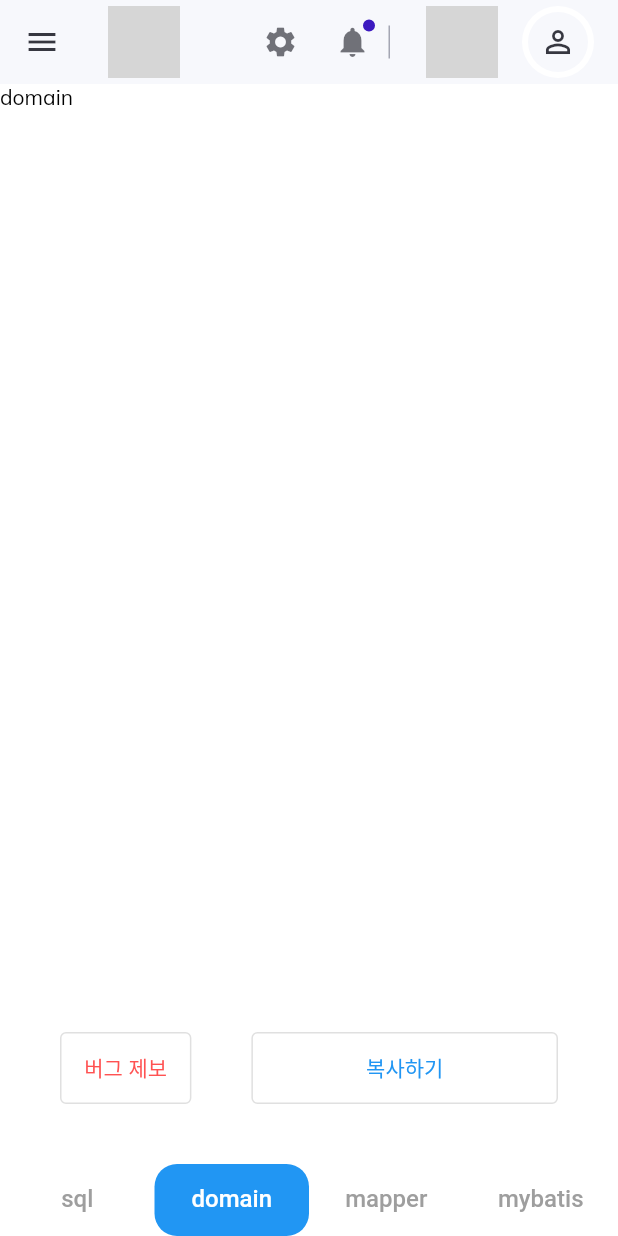
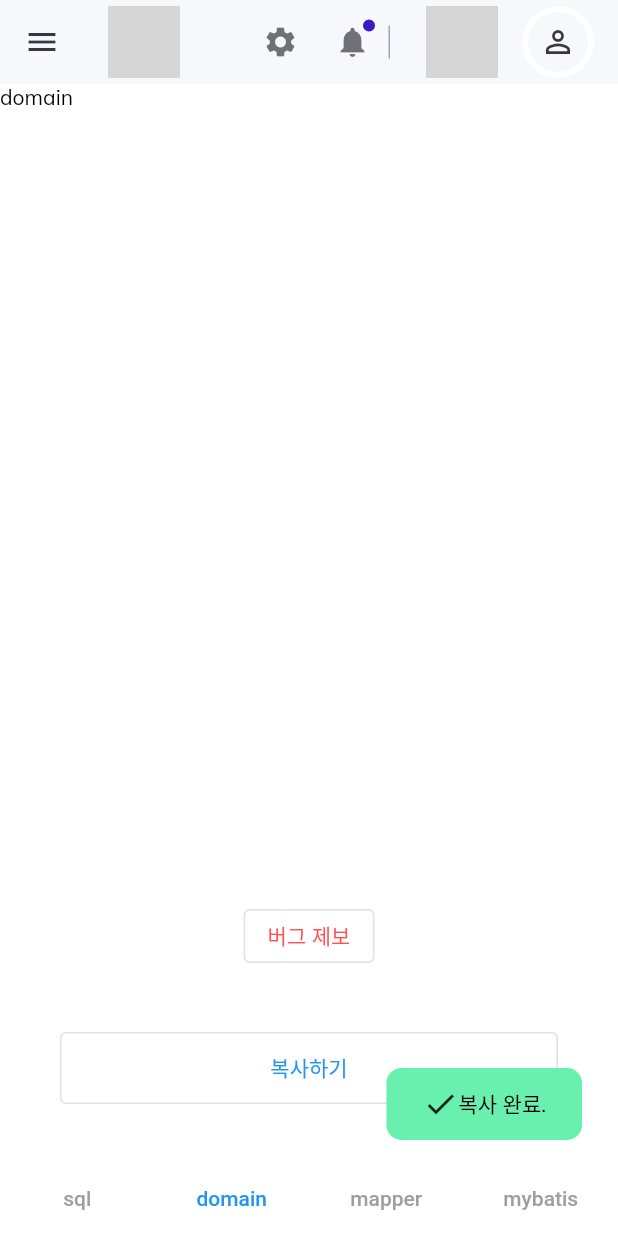
Before and after one commit to azqazq195/assistant, a Flutter app: the screen it shows after launch, tab 2 chosen, after a tap on "복사하기", on a phone screen of 412 x 824 dp. Run offline on Flutter 3.47's test engine with Material 2 defaults, Android fonts, the phone set to English and light mode, and no system bars; our stand-ins replace fluttertoast, get, google_fonts; statements that could not run were skipped; grey boxes are pictures that could not be loaded.

Commit message:
Revert v0.1

```diff
--- a/lib/helpers/toast_message.dart
+++ b/lib/helpers/toast_message.dart
@@ -1,5 +1,6 @@
 import 'package:flutter/material.dart';
 import 'package:fluttertoast/fluttertoast.dart';
+
 
 void flutterToast(String msg) {
   Fluttertoast.showToast(
@@ -12,6 +13,7 @@ void flutterToast(String msg) {
       webBgColor: "#00b09b",
       webPosition: "right");
 }
+
 
 class FlutterToast {
   static late FToast fToast;
@@ -41,7 +43,7 @@ class FlutterToast {
     fToast.showToast(
       child: toast,
       gravity: ToastGravity.BOTTOM_RIGHT,
-      toastDuration: const Duration(milliseconds: 600),
+      toastDuration: const Duration(seconds: 2),
     );
   }
 }
--- a/lib/pages/convertor_page.dart
+++ b/lib/pages/convertor_page.dart
@@ -26,79 +26,12 @@ class BottomNavigator extends StatefulWidget {
   State<BottomNavigator> createState() => _BottomNavigatorState();
 }
 
-class _BottomNavigatorState extends State<BottomNavigator>
-    with SingleTickerProviderStateMixin {
+class _BottomNavigatorState extends State<BottomNavigator> {
   static const bugMail = "azqazq195@gmail.com";
-
   static String sql = "sql";
   static String domain = "domain";
   static String mapper = "mapper";
   static String mybatis = "mybatis";
-  static List textList = [sql, domain, mapper, mybatis];
-
-  static const _widgetName = [
-    Tab(
-      text: "sql",
-    ),
-    Tab(
-      text: "domain",
-    ),
-    Tab(
-      text: "mapper",
-    ),
-    Tab(
-      text: "mybatis",
-    ),
-  ];
-
-  late helper.DBTable table;
-  late helper.Convertor convertor;
-
-  Widget sqlPage() {
-    return Scaffold(
-      body: SizedBox.expand(
-        child: Column(
-          children: [
-            Expanded(
-              child: SizedBox(
-                width: double.infinity,
-                child: SingleChildScrollView(
-                  scrollDirection: Axis.vertical,
-                  child: Text(
-                    sql,
-                    textAlign: TextAlign.left,
-                  ),
-                ),
-              ),
-            ),
-          ],
-        ),
-      ),
-    );
-  }
-
-  Widget textPage(String text) {
-    return Scaffold(
-      body: SizedBox.expand(
-        child: Column(
-          children: [
-            Expanded(
-              child: SizedBox(
-                width: double.infinity,
-                child: SingleChildScrollView(
-                  scrollDirection: Axis.vertical,
-                  child: Text(
-                    text,
-                    textAlign: TextAlign.left,
-                  ),
-                ),
-              ),
-            ),
-          ],
-        ),
-      ),
-    );
-  }
 
   Widget _sendBugReportMail() {
     return OutlinedButton(
@@ -141,21 +74,49 @@ class _BottomNavigatorState extends State<BottomNavigator>
     );
   }
 
-  Widget _pasteButton() {
-    return Container(
+  static const _widgetName = [
+    Tab(
+      text: "sql",
+    ),
+    Tab(
+      text: "domain",
+    ),
+    Tab(
+      text: "mapper",
+    ),
+    Tab(
+      text: "mybatis",
+    ),
+  ];
+
+  late helper.DBTable table;
+  late helper.Convertor convertor;
+
+  Widget sqlPage() {
+    return Scaffold(
+      body: SizedBox.expand(
+        child: Column(
+          children: [
+            Expanded(
+              child: SizedBox(
+                width: double.infinity,
+                child: Text(
+                  sql,
+                  textAlign: TextAlign.left,
+                ),
+              ),
+            ),
+            const SizedBox(
+              height: 40.0,
+            ),
+            _sendBugReportMail(),
+            const SizedBox(
+              height: 40.0,
+            ),
+            Container(
               height: 48,
               width: double.maxFinite,
               padding: const EdgeInsets.fromLTRB(40.0, 0.0, 40.0, 0.0),
-      child: Row(
-        crossAxisAlignment: CrossAxisAlignment.stretch,
-        mainAxisAlignment: MainAxisAlignment.spaceBetween,
-        children: [
-          Expanded(flex: 3, child: _sendBugReportMail()),
-          const SizedBox(
-            width: 40,
-          ),
-          Expanded(
-            flex: 7,
               child: OutlinedButton(
                 onPressed: () async {
                   await Clipboard.getData(Clipboard.kTextPlain).then((value) {
@@ -170,83 +131,62 @@ class _BottomNavigatorState extends State<BottomNavigator>
                       mybatis = convertor.mybatis();
                       mapper = convertor.mapper();
                       domain = convertor.domain();
-
-                    // 변환 완료
-                    FlutterToast(context, "변환 완료.");
-                    if (_selectedIndex + 1 < _tabController.length) {
-                      _onItemTapped(_selectedIndex + 1);
-                    } else {
-                      _onItemTapped(0);
-                    }
-                    _tabController.animateTo(_selectedIndex);
                     });
                   });
+                  FlutterToast(context, "변환 완료.");
                 },
                 child: const Text("붙여넣기"),
               ),
             ),
+            const SizedBox(
+              height: 40.0,
+            )
           ],
+        ),
       ),
     );
   }
 
-  Widget _copyButton(String text) {
-    return Container(
+  Widget textPage(String text) {
+    return Scaffold(
+      body: SizedBox.expand(
+        child: Column(
+          children: [
+            Expanded(
+              child: SizedBox(
+                width: double.infinity,
+                child: SingleChildScrollView(
+                  scrollDirection: Axis.vertical,
+                  child: Text(text),
+                ),
+              ),
+            ),
+            const SizedBox(
+              height: 40.0,
+            ),
+            _sendBugReportMail(),
+            const SizedBox(
+              height: 40.0,
+            ),
+            Container(
               height: 48,
               width: double.maxFinite,
               padding: const EdgeInsets.fromLTRB(40.0, 0.0, 40.0, 0.0),
-      child: Row(
-        crossAxisAlignment: CrossAxisAlignment.stretch,
-        mainAxisAlignment: MainAxisAlignment.spaceBetween,
-        children: [
-          Expanded(flex: 3, child: _sendBugReportMail()),
-          const SizedBox(
-            width: 40,
-          ),
-          Expanded(
-            flex: 7,
               child: OutlinedButton(
                 onPressed: () async {
                   await Clipboard.setData(ClipboardData(text: text));
                   FlutterToast(context, "복사 완료.");
-                if (_selectedIndex + 1 < _tabController.length) {
-                  _onItemTapped(_selectedIndex + 1);
-                } else {
-                  _onItemTapped(0);
-                }
-                _tabController.animateTo(_selectedIndex);
                 },
                 child: const Text("복사하기"),
               ),
             ),
+            const SizedBox(
+              height: 40.0,
+            ),
           ],
         ),
+      ),
     );
-  }
-
-  Widget _bottomButton() {
-    if (_selectedIndex == 0) {
-      return _pasteButton();
-    } else {
-      return _copyButton(textList[_selectedIndex]);
-    }
-  }
-
-  var _selectedIndex = 0;
-
-  void _onItemTapped(int index) {
-    setState(() {
-      _selectedIndex = index;
-    });
-  }
-
-  late TabController _tabController;
-
-  @override
-  void initState() {
-    _tabController =
-        TabController(length: _widgetName.length, vsync: this, initialIndex: 0);
-    super.initState();
   }
 
   @override
@@ -255,28 +195,11 @@ class _BottomNavigatorState extends State<BottomNavigator>
       initialIndex: 0,
       length: _widgetName.length,
       child: Scaffold(
-        bottomNavigationBar: Column(
-          mainAxisSize: MainAxisSize.min,
-          children: [
-            const SizedBox(
-              height: 40.0,
-            ),
-            _bottomButton(),
-            const SizedBox(
-              height: 40.0,
-            ),
-            TabBar(
-              onTap: _onItemTapped,
+        bottomNavigationBar: const TabBar(
           tabs: _widgetName,
-              indicator: BoxDecoration(
-                  borderRadius: BorderRadius.circular(15), color: Colors.blue),
+          indicatorColor: Colors.transparent,
           unselectedLabelColor: Colors.grey,
-              labelStyle: const TextStyle(
-                color: Colors.white,
-                fontSize: 16.0,
-              ),
-            ),
-          ],
+          labelColor: Colors.blue,
         ),
         body: TabBarView(
           children: [
@@ -290,9 +213,4 @@ class _BottomNavigatorState extends State<BottomNavigator>
     );
   }
 
-  @override
-  void dispose() {
-    _tabController.dispose();
-    super.dispose();
 }
-}
--- a/pubspec.yaml
+++ b/pubspec.yaml
@@ -37,7 +37,6 @@ dependencies:
   flutter_lints: ^1.0.0
   clipboard: ^0.1.3
   fluttertoast: ^8.0.8
-
 
   # The following adds the Cupertino Icons font to your application.
   # Use with the CupertinoIcons class for iOS style icons.
```
Lines whose indentation alone changed are shown as unchanged.
